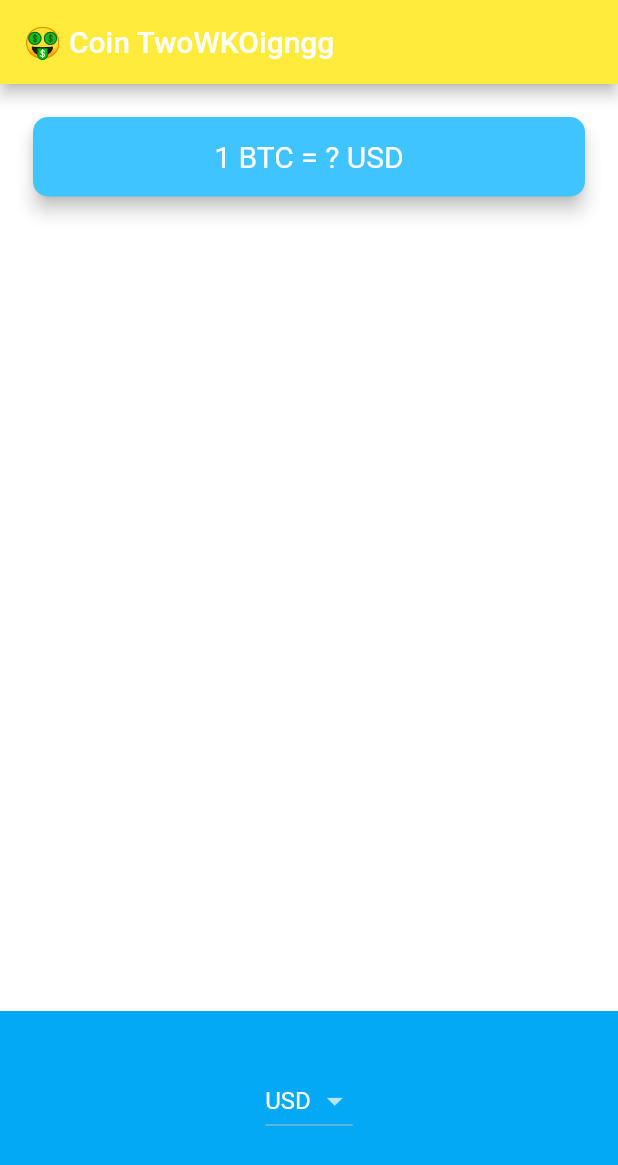
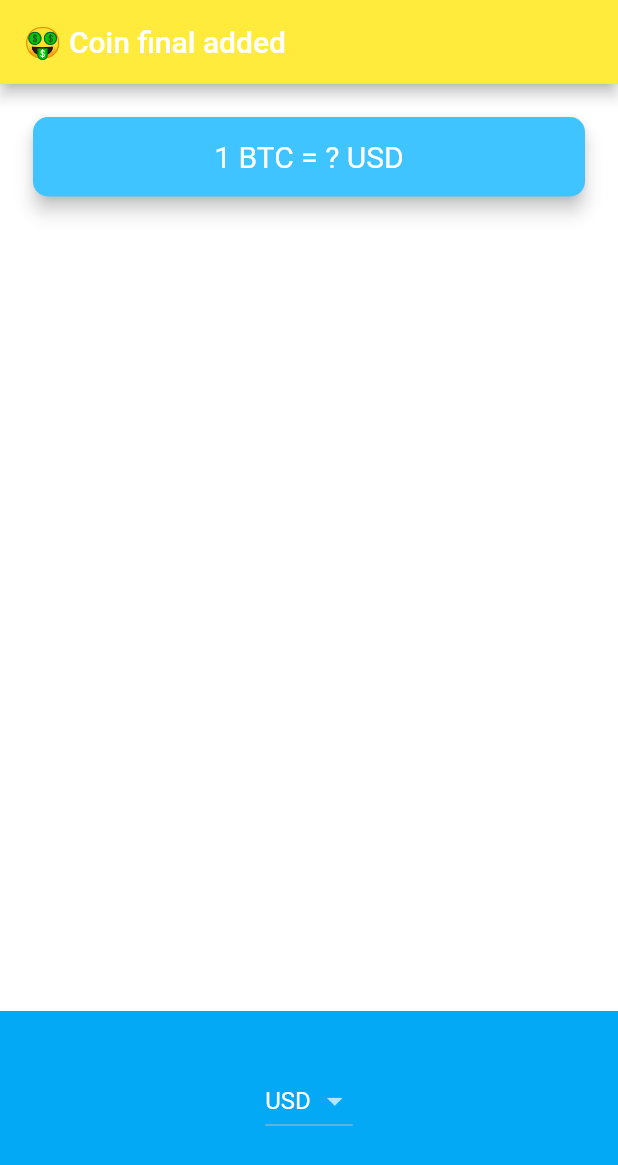
Before and after one commit to usmanfarooq94/bitcoin, a Flutter app: the screen it shows after launch, on a phone screen of 412 x 824 dp. Shown: the top 1165 px of the screen. Run offline on Flutter 3.47's test engine with Material 2 defaults, Android fonts, the phone set to English and light mode, and no system bars.

Commit message:
yes final it is

```diff
--- a/lib/price_screen.dart
+++ b/lib/price_screen.dart
@@ -10,7 +10,7 @@ class _PriceScreenState extends State<PriceScreen> {
   Widget build(BuildContext context) {
     return Scaffold(
       appBar: AppBar(
-        title: Text('🤑 Coin TwoWKOigngg'),
+        title: Text('🤑 Coin final added'),
       ),
       body: Column(
         mainAxisAlignment: MainAxisAlignment.spaceBetween,
```
